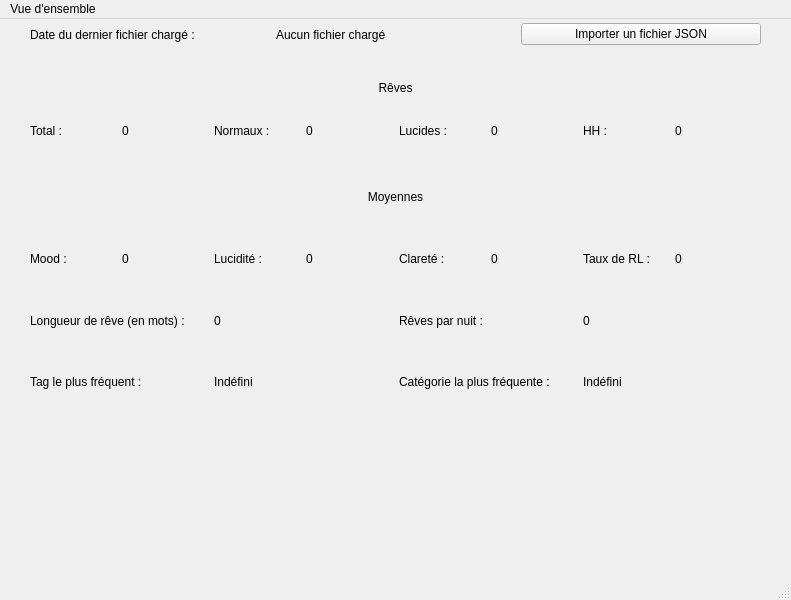
Before: the Qt Designer form ui/main_window.ui in estebanthi/DreamsAnalyzer, drawn with Qt 5.
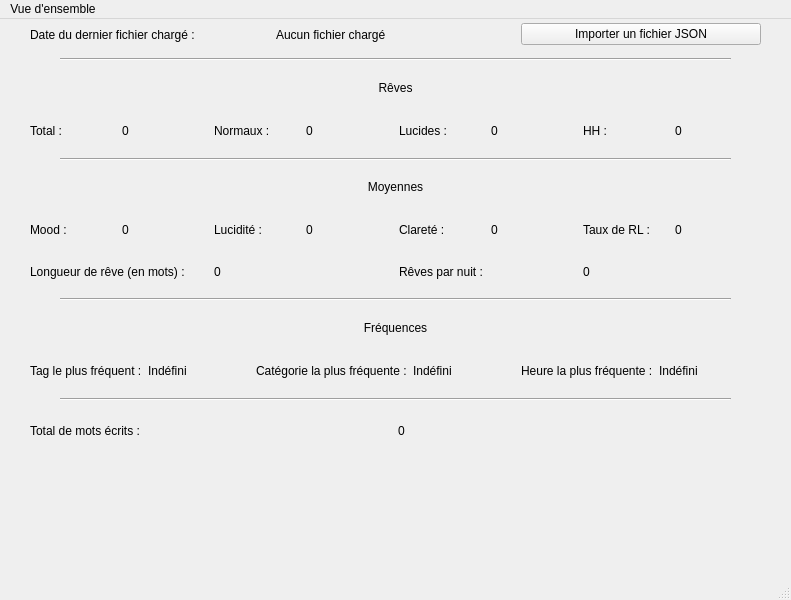
After: the same form once the commit is applied.

The edit to the form file:
```diff
--- a/ui/main_window.ui
+++ b/ui/main_window.ui
@@ -135,7 +135,7 @@
       <x>30</x>
       <y>150</y>
       <width>731</width>
-      <height>241</height>
+      <height>121</height>
      </rect>
     </property>
     <layout class="QVBoxLayout" name="verticalLayout_2">
@@ -241,6 +241,80 @@
        </item>
       </layout>
      </item>
+    </layout>
+   </widget>
+   <widget class="Line" name="line">
+    <property name="geometry">
+     <rect>
+      <x>60</x>
+      <y>30</y>
+      <width>671</width>
+      <height>20</height>
+     </rect>
+    </property>
+    <property name="orientation">
+     <enum>Qt::Horizontal</enum>
+    </property>
+   </widget>
+   <widget class="Line" name="line_2">
+    <property name="geometry">
+     <rect>
+      <x>60</x>
+      <y>130</y>
+      <width>671</width>
+      <height>20</height>
+     </rect>
+    </property>
+    <property name="orientation">
+     <enum>Qt::Horizontal</enum>
+    </property>
+   </widget>
+   <widget class="QWidget" name="layoutWidget_2">
+    <property name="geometry">
+     <rect>
+      <x>30</x>
+      <y>390</y>
+      <width>729</width>
+      <height>43</height>
+     </rect>
+    </property>
+    <layout class="QHBoxLayout" name="horizontalLayout_6">
+     <item>
+      <widget class="QLabel" name="label_11">
+       <property name="text">
+        <string>Total de mots écrits :</string>
+       </property>
+      </widget>
+     </item>
+     <item>
+      <widget class="QLabel" name="most_frequent_category_2">
+       <property name="text">
+        <string>0</string>
+       </property>
+      </widget>
+     </item>
+    </layout>
+   </widget>
+   <widget class="QWidget" name="verticalLayoutWidget_3">
+    <property name="geometry">
+     <rect>
+      <x>30</x>
+      <y>290</y>
+      <width>731</width>
+      <height>80</height>
+     </rect>
+    </property>
+    <layout class="QVBoxLayout" name="verticalLayout_3">
+     <item>
+      <widget class="QLabel" name="label_12">
+       <property name="text">
+        <string>Fréquences</string>
+       </property>
+       <property name="alignment">
+        <set>Qt::AlignCenter</set>
+       </property>
+      </widget>
+     </item>
      <item>
       <layout class="QHBoxLayout" name="horizontalLayout_5">
        <item>
@@ -271,10 +345,50 @@
          </property>
         </widget>
        </item>
+       <item>
+        <widget class="QLabel" name="last_file_loaded_value_6">
+         <property name="text">
+          <string>Heure la plus fréquente :</string>
+         </property>
+        </widget>
+       </item>
+       <item>
+        <widget class="QLabel" name="most_frequent_hour">
+         <property name="text">
+          <string>Indéfini</string>
+         </property>
+        </widget>
+       </item>
       </layout>
      </item>
     </layout>
    </widget>
+   <widget class="Line" name="line_3">
+    <property name="geometry">
+     <rect>
+      <x>60</x>
+      <y>270</y>
+      <width>671</width>
+      <height>20</height>
+     </rect>
+    </property>
+    <property name="orientation">
+     <enum>Qt::Horizontal</enum>
+    </property>
+   </widget>
+   <widget class="Line" name="line_4">
+    <property name="geometry">
+     <rect>
+      <x>60</x>
+      <y>370</y>
+      <width>671</width>
+      <height>20</height>
+     </rect>
+    </property>
+    <property name="orientation">
+     <enum>Qt::Horizontal</enum>
+    </property>
+   </widget>
   </widget>
   <widget class="QMenuBar" name="menubar">
    <property name="geometry">
```
